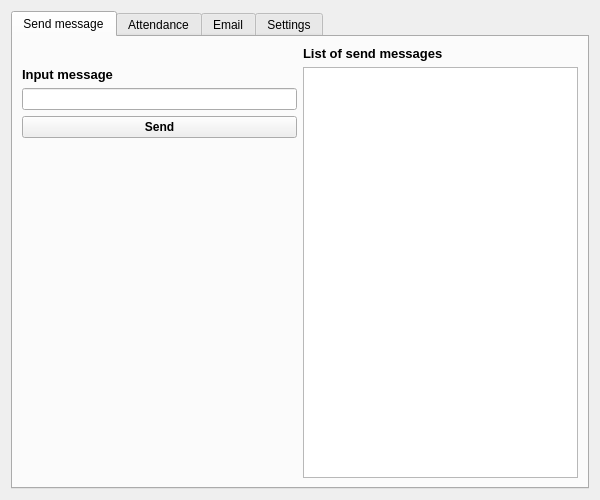
This is professor/profesor_gui.ui in wranidlo/broadcast_sender_receiver as Qt 5 draws it before an edit. The edited form follows.
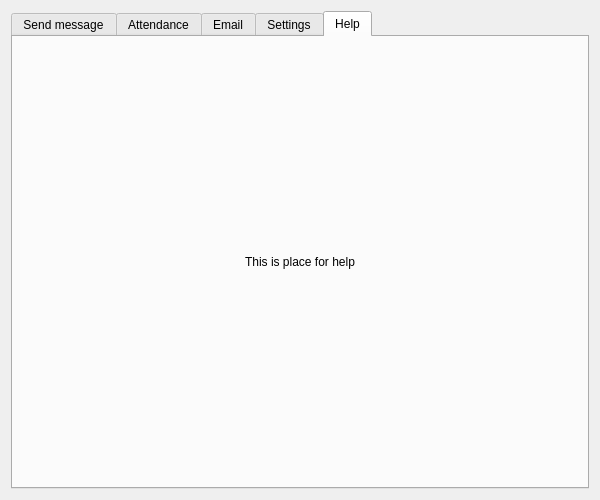
This is the edited form. The open tabs and pages were chosen to show the change.

```diff
--- a/professor/profesor_gui.ui
+++ b/professor/profesor_gui.ui
@@ -486,6 +486,27 @@
        </item>
       </layout>
      </widget>
+     <widget class="QWidget" name="tab_2">
+      <attribute name="title">
+       <string>Help</string>
+      </attribute>
+      <layout class="QGridLayout" name="gridLayout_9">
+       <item row="0" column="0">
+        <layout class="QGridLayout" name="gridLayout_4">
+         <item row="0" column="0">
+          <widget class="QLabel" name="label_12">
+           <property name="text">
+            <string>This is place for help</string>
+           </property>
+           <property name="alignment">
+            <set>Qt::AlignCenter</set>
+           </property>
+          </widget>
+         </item>
+        </layout>
+       </item>
+      </layout>
+     </widget>
     </widget>
    </item>
   </layout>
```
